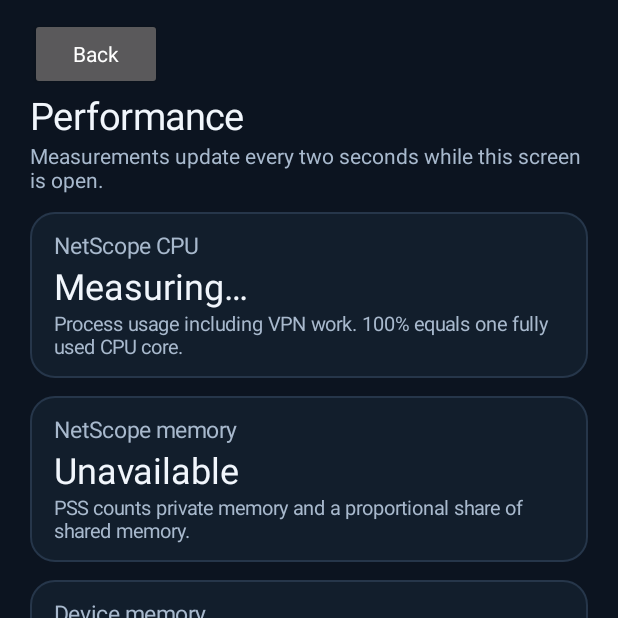
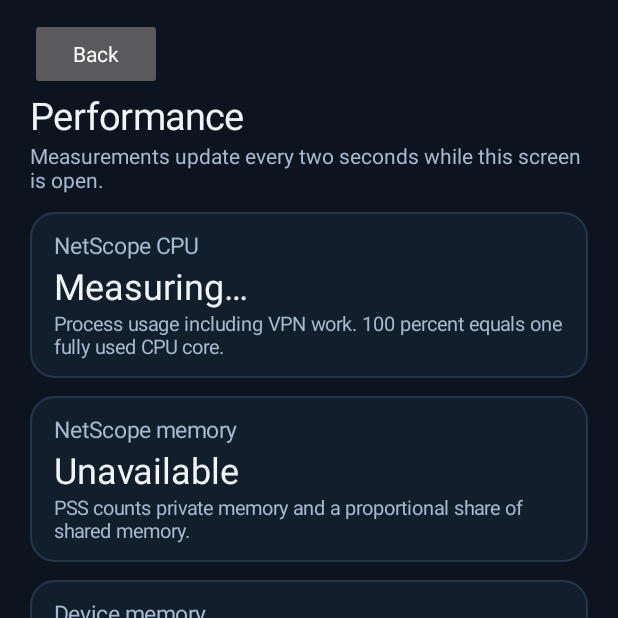
Before and after one commit to samilerol/rust-firewall, an Android app: the PerformanceActivity screen opened directly, with no data from a screen before it, on a phone screen of 412 x 824 dp, the top half of it. Run offline under Robolectric (Android 15) with nearby library versions, the phone set to English and light mode, and no system bars.

Commit message:
Keep CPU explanation free of format placeholders

```diff
--- a/android/app/src/main/res/values/home.xml
+++ b/android/app/src/main/res/values/home.xml
@@ -101,7 +101,7 @@
     <string name="performance_title">Performance</string>
     <string name="performance_scope">Measurements update every two seconds while this screen is open.</string>
     <string name="performance_cpu">NetScope CPU</string>
-    <string name="performance_cpu_explanation">Process usage including VPN work. 100% equals one fully used CPU core.</string>
+    <string name="performance_cpu_explanation">Process usage including VPN work. 100 percent equals one fully used CPU core.</string>
     <string name="performance_app_ram">NetScope memory</string>
     <string name="performance_app_ram_explanation">PSS counts private memory and a proportional share of shared memory.</string>
     <string name="performance_device_ram">Device memory</string>
```
